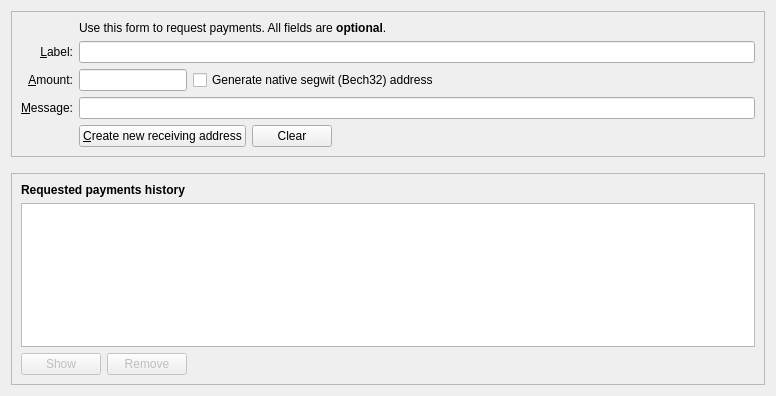
This is src/qt/forms/receivecoinsdialog.ui in auroracoin101/Auroracoin as Qt 5 draws it before an edit. The edited form follows.
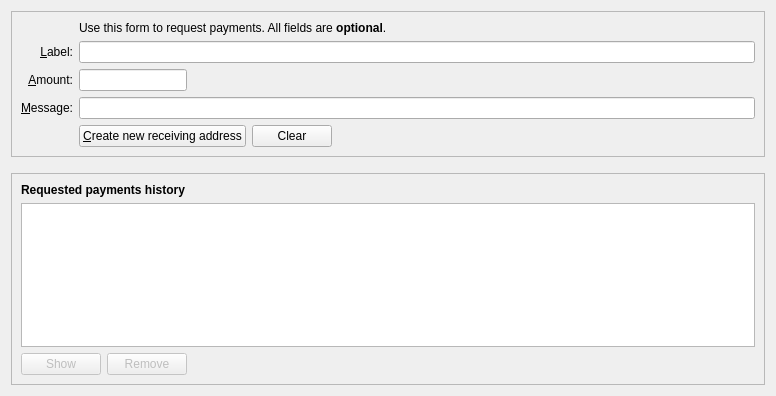
This is the edited form. Icons and pictures are not drawn. Custom widgets are drawn as their Qt base class.

Commit message: We don't support Bech32 addresses yet, so don't mention them in the GUI.

Diff of the .ui file:
```diff
--- a/src/qt/forms/receivecoinsdialog.ui
+++ b/src/qt/forms/receivecoinsdialog.ui
@@ -188,31 +188,6 @@
             </property>
            </widget>
           </item>
-          <item>
-           <widget class="QCheckBox" name="useBech32">
-            <property name="sizePolicy">
-             <sizepolicy hsizetype="Fixed" vsizetype="Fixed">
-              <horstretch>0</horstretch>
-              <verstretch>0</verstretch>
-             </sizepolicy>
-            </property>
-            <property name="maximumSize">
-             <size>
-              <width>1000</width>
-              <height>16777215</height>
-             </size>
-            </property>
-            <property name="focusPolicy">
-             <enum>Qt::StrongFocus</enum>
-            </property>
-            <property name="toolTip">
-             <string>Native segwit addresses (aka Bech32 or BIP-173) reduce your transaction fees later on and offer better protection against typos, but old wallets don't support them. When unchecked, an address compatible with older wallets will be created instead.</string>
-            </property>
-            <property name="text">
-             <string>Generate native segwit (Bech32) address</string>
-            </property>
-           </widget>
-          </item>
           <item>
            <spacer name="horizontalSpacer_3">
             <property name="orientation">
```
Left out of the diff: 1 changed line with no effect on the pictures. The commit also changes 1 other file.
